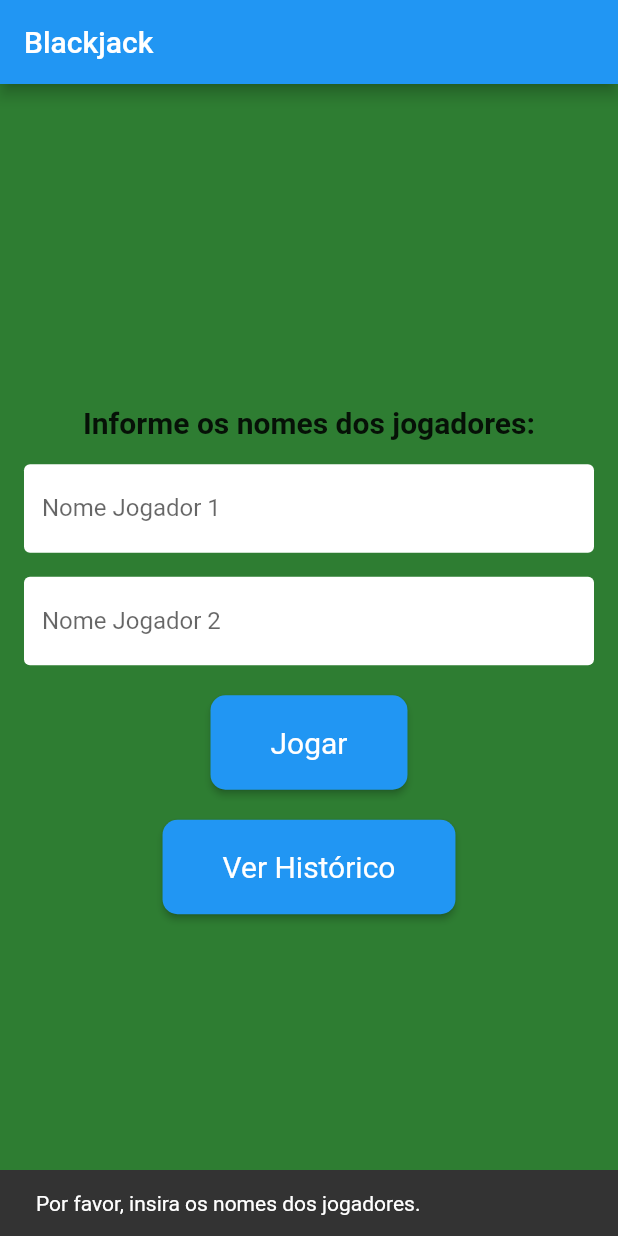
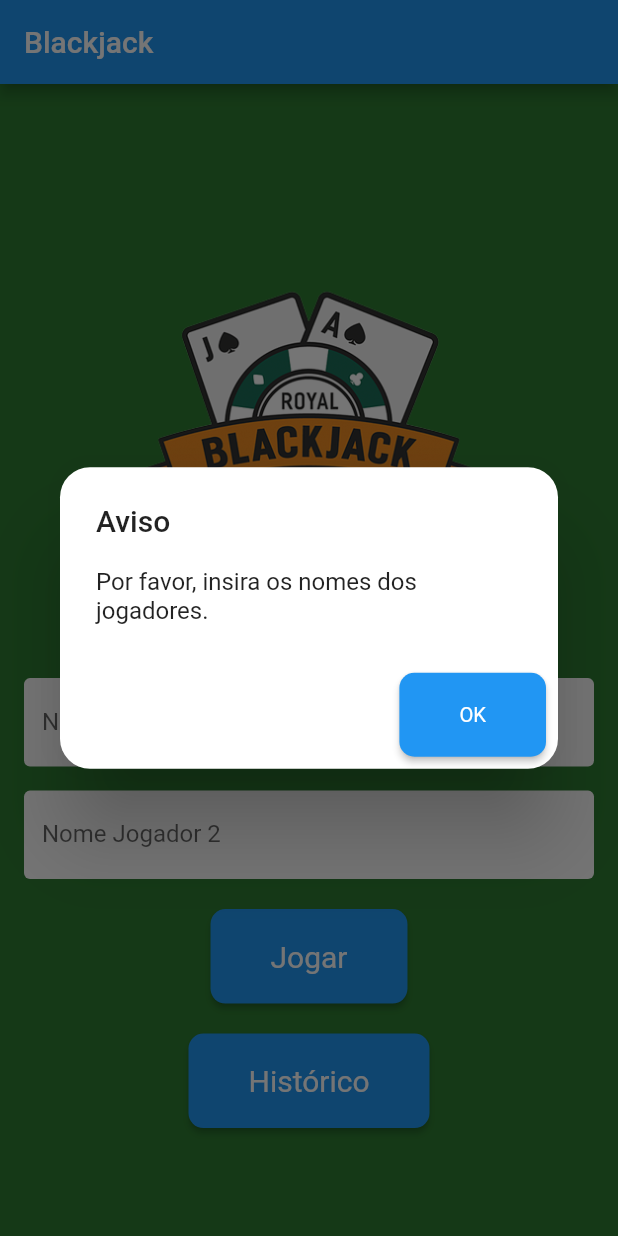
Before and after one commit to Eduardo-Alves-de-Sousa/Black_Jack, a Flutter app: the screen it shows after launch, after a tap on "Jogar", on a phone screen of 412 x 824 dp. Run offline on Flutter 3.47's test engine with Material 2 defaults, Android fonts, the phone set to English and light mode, and no system bars.

Commit message:
Adicionando: imagens

```diff
--- a/jogo/lib/home_screen.dart
+++ b/jogo/lib/home_screen.dart
@@ -20,10 +20,12 @@ class HomeScreen extends StatelessWidget {
         child: Column(
           mainAxisAlignment: MainAxisAlignment.center,
           children: <Widget>[
+            const Image(image: AssetImage('lib/image/inicial.png')),
             const Text(
               'Informe os nomes dos jogadores:',
               style: TextStyle(fontSize: 20, fontWeight: FontWeight.bold),
             ),
+            // Image.asset(),
             const SizedBox(height: 16),
             Form(
               child: Column(
@@ -36,7 +38,7 @@ class HomeScreen extends StatelessWidget {
                       filled: true,
                       fillColor: Colors.white,
                       border: OutlineInputBorder(
-                        borderRadius: BorderRadius.circular(12),
+                        borderRadius: BorderRadius.circular(20),
                       ),
                       focusedBorder: const OutlineInputBorder(
                         borderSide: BorderSide.none,
@@ -56,7 +58,7 @@ class HomeScreen extends StatelessWidget {
                       filled: true,
                       fillColor: Colors.white,
                       border: OutlineInputBorder(
-                        borderRadius: BorderRadius.circular(15),
+                        borderRadius: BorderRadius.circular(20),
                       ),
                       focusedBorder: const OutlineInputBorder(
                         borderSide: BorderSide.none,
@@ -98,14 +100,7 @@ class HomeScreen extends StatelessWidget {
                     ),
                   );
                 } else {
-                  // Exibir um snackbar ou alerta informando que ambos os nomes devem ser preenchidos.
-                  ScaffoldMessenger.of(context).showSnackBar(
-                    const SnackBar(
-                      content: Text(
-                        'Por favor, insira os nomes dos jogadores.',
-                      ),
-                    ),
-                  );
+                  _showAlertDialog(context);
                 }
               },
               child: const Text('Jogar'),
@@ -134,11 +129,47 @@ class HomeScreen extends StatelessWidget {
                   ),
                 );
               },
-              child: const Text('Ver Histórico'),
+              child: const Text('Histórico'),
             ),
           ],
         ),
       ),
     );
   }
+
+  void _showAlertDialog(BuildContext context) {
+    showDialog(
+      context: context,
+      builder: (BuildContext context) {
+        return AlertDialog(
+          shape: RoundedRectangleBorder(
+            borderRadius: BorderRadius.circular(20),
+          ),
+          title: const Text('Aviso'),
+          content: const Text('Por favor, insira os nomes dos jogadores.'),
+          actions: <Widget>[
+            ElevatedButton(
+              style: ButtonStyle(
+                padding: MaterialStateProperty.all<EdgeInsetsGeometry>(
+                  const EdgeInsets.symmetric(horizontal: 40, vertical: 20),
+                ),
+                shape: MaterialStateProperty.all<OutlinedBorder>(
+                  RoundedRectangleBorder(
+                    borderRadius: BorderRadius.circular(10),
+                  ),
+                ),
+                textStyle: MaterialStateProperty.all<TextStyle>(
+                  const TextStyle(fontSize: 13.5),
+                ),
+              ),
+              onPressed: () {
+                Navigator.of(context).pop();
+              },
+              child: const Text('OK'),
+            ),
+          ],
+        );
+      },
+    );
+  }
 }
```
